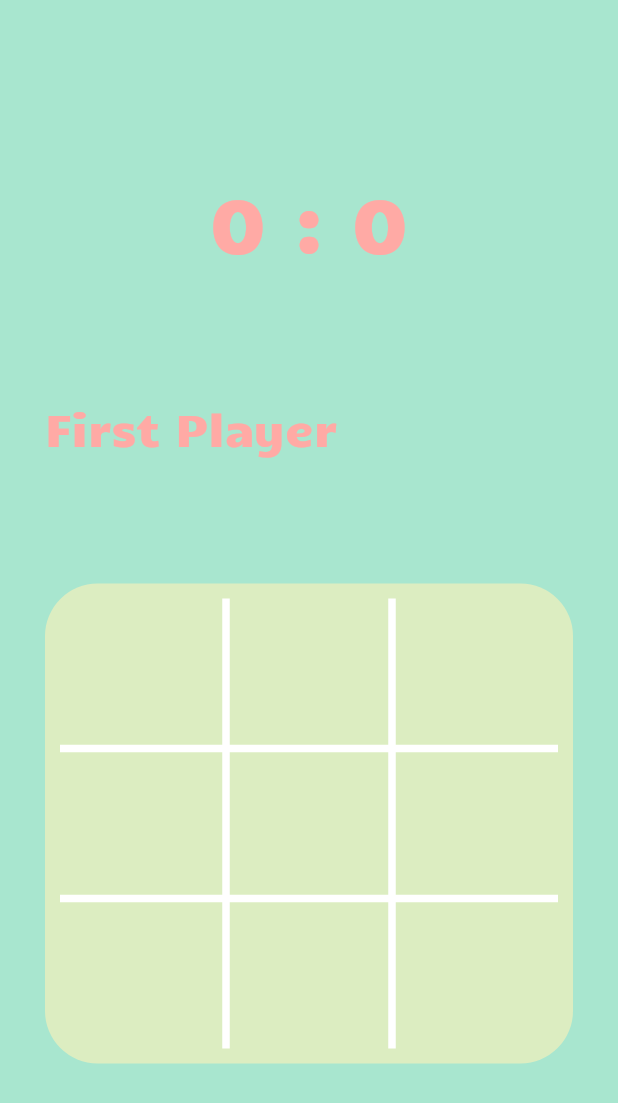
After one commit to hsmint/Tic-Tae-Toe, a Flutter app: the screen it shows after launch, after a tap on "One Player", on a phone screen of 412 x 824 dp. The commit adds this screen. Shown: the top 1103 px of the screen. Run offline on Flutter 3.47's test engine with Material 2 defaults, Android fonts, the phone set to English and light mode, and no system bars.

Commit message:
🎮 Game page

```diff
--- /dev/null
+++ b/lib/components/board.dart
@@ -0,0 +1,16 @@
+import 'package:flutter/material.dart';
+
+class GameButton extends StatefulWidget {
+  @override
+  _GameButtonState createState() => _GameButtonState();
+}
+
+class _GameButtonState extends State<GameButton> {
+  @override
+  Widget build(BuildContext context) {
+    return Container(
+      width: 100.0,
+      height: 100.0,
+    );
+  }
+}
--- a/lib/components/button.dart
+++ b/lib/components/button.dart
@@ -2,6 +2,7 @@ import 'package:flutter/cupertino.dart';
 import 'package:flutter/material.dart';
 import 'package:flutter/painting.dart';
 import 'package:tic_tae_toe/constants.dart';
+import 'package:tic_tae_toe/screens/game.dart';
 
 class Button extends StatelessWidget {
   Button({@required this.text});
@@ -10,16 +11,22 @@ class Button extends StatelessWidget {
 
   @override
   Widget build(BuildContext context) {
-    return Container(
+    return GestureDetector(
+      onTap: () {
+        print('pressed');
+        Navigator.push(context, MaterialPageRoute(builder: (context) => GamePage()));
+      },
+      child: Container(
         padding: EdgeInsets.all(30.0),
         decoration: BoxDecoration(
           borderRadius: BorderRadius.circular(20.0),
-        color: Color(0xFFDCEDC1),
+          color: kBoxColor,
         ),
         child: Text(
           text,
           style: kButtonTextStyle,
         ),
+      ),
     );
   }
 }
--- a/lib/constants.dart
+++ b/lib/constants.dart
@@ -2,6 +2,8 @@ import 'package:flutter/cupertino.dart';
 import 'package:flutter/material.dart';
 
 const kTextColor = Color(0xFFFFAAA5);
+const kBackgroundColor = Color(0xFFA8E6CF);
+const kBoxColor = Color(0xFFDCEDC1);
 
 const kTitleStyle = TextStyle(
   color: kTextColor,
@@ -22,3 +24,15 @@ const kFooterTextStyle = TextStyle(
   fontFamily: 'Candal',
   fontSize: 18.0,
 );
+
+const kScoreTextStyle = TextStyle(
+  color: kTextColor,
+  fontFamily: 'Candal',
+  fontSize: 50.0,
+);
+
+const kTurnTextStyle = TextStyle(
+  color: kTextColor,
+  fontFamily: 'Candal',
+  fontSize: 30.0,
+);
--- a/lib/main.dart
+++ b/lib/main.dart
@@ -1,4 +1,5 @@
 import 'package:flutter/material.dart';
+import 'package:tic_tae_toe/screens/game.dart';
 import 'package:tic_tae_toe/screens/menu.dart';
 
 void main() => runApp(TicTacToe());
@@ -9,8 +10,9 @@ class TicTacToe extends StatelessWidget {
     return MaterialApp(
       initialRoute: '/',
       routes: {
-        '/': (context) => Menu()
-      }
+        '/': (context) => Menu(),
+        '/game': (context) => GamePage(),
+      },
     );
   }
 }
--- /dev/null
+++ b/lib/screens/game.dart
@@ -0,0 +1,83 @@
+import 'package:flutter/cupertino.dart';
+import 'package:flutter/material.dart';
+import 'package:tic_tae_toe/components/board.dart';
+import 'package:tic_tae_toe/constants.dart';
+
+class GamePage extends StatefulWidget {
+  @override
+  _GamePageState createState() => _GamePageState();
+}
+
+class _GamePageState extends State<GamePage> {
+  int one = 0, two = 0, turn = 0;
+
+  @override
+  Widget build(BuildContext context) {
+    return Scaffold(
+      backgroundColor: kBackgroundColor,
+      body: Padding(
+        padding: EdgeInsets.all(30.0),
+        child: Column(
+          mainAxisAlignment: MainAxisAlignment.spaceEvenly,
+          crossAxisAlignment: CrossAxisAlignment.start,
+          children: <Widget>[
+            Center(
+              child: Text(
+                '$one : $two',
+                style: kScoreTextStyle,
+              ),
+            ),
+            Text(
+              'First Player',
+              style: kTurnTextStyle,
+              textAlign: TextAlign.left,
+            ),
+            Container(
+              decoration: BoxDecoration(
+                color: kBoxColor,
+                borderRadius: BorderRadius.circular(35.0),
+              ),
+              width: double.infinity,
+              child: Padding(
+                padding: EdgeInsets.all(10.0),
+                child: Table(
+                  border: TableBorder.symmetric(
+                    outside: BorderSide.none,
+                    inside: BorderSide(
+                      color: Colors.white,
+                      style: BorderStyle.solid,
+                      width: 5.0,
+                    ),
+                  ),
+                  children: [
+                    TableRow(
+                      children: [
+                        GameButton(),
+                        GameButton(),
+                        GameButton(),
+                      ],
+                    ),
+                    TableRow(
+                      children: [
+                        GameButton(),
+                        GameButton(),
+                        GameButton(),
+                      ],
+                    ),
+                    TableRow(
+                      children: [
+                        GameButton(),
+                        GameButton(),
+                        GameButton(),
+                      ],
+                    )
+                  ],
+                ),
+              ),
+            ),
+          ],
+        ),
+      ),
+    );
+  }
+}
--- a/lib/screens/menu.dart
+++ b/lib/screens/menu.dart
@@ -7,7 +7,7 @@ class Menu extends StatelessWidget {
   @override
   Widget build(BuildContext context) {
     return Scaffold(
-      backgroundColor: Color(0xFFA8E6CF),
+      backgroundColor: kBackgroundColor,
       body: SafeArea(
         child: Column(
           mainAxisAlignment: MainAxisAlignment.center,
```
Lines whose indentation alone changed are shown as unchanged.
